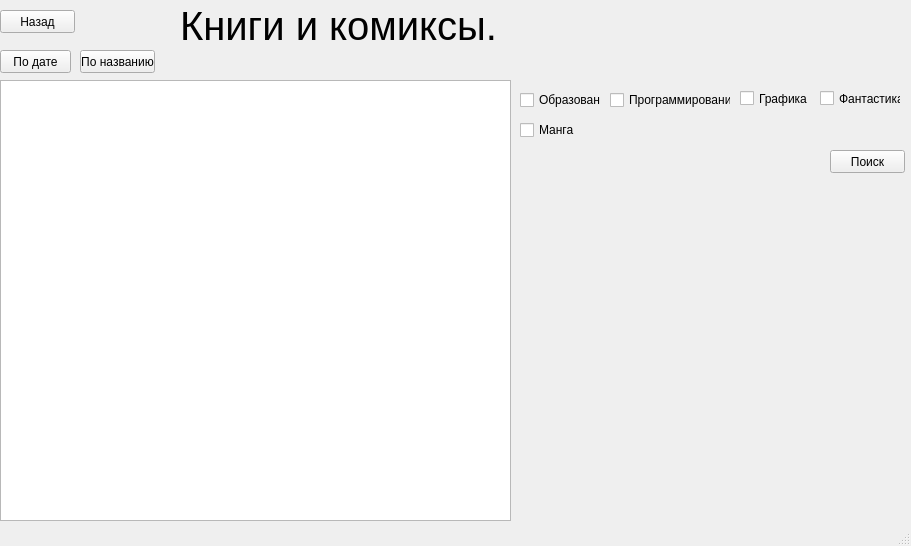
Old version of the form ui/books_comics.ui in the repository Zloiben/Application.
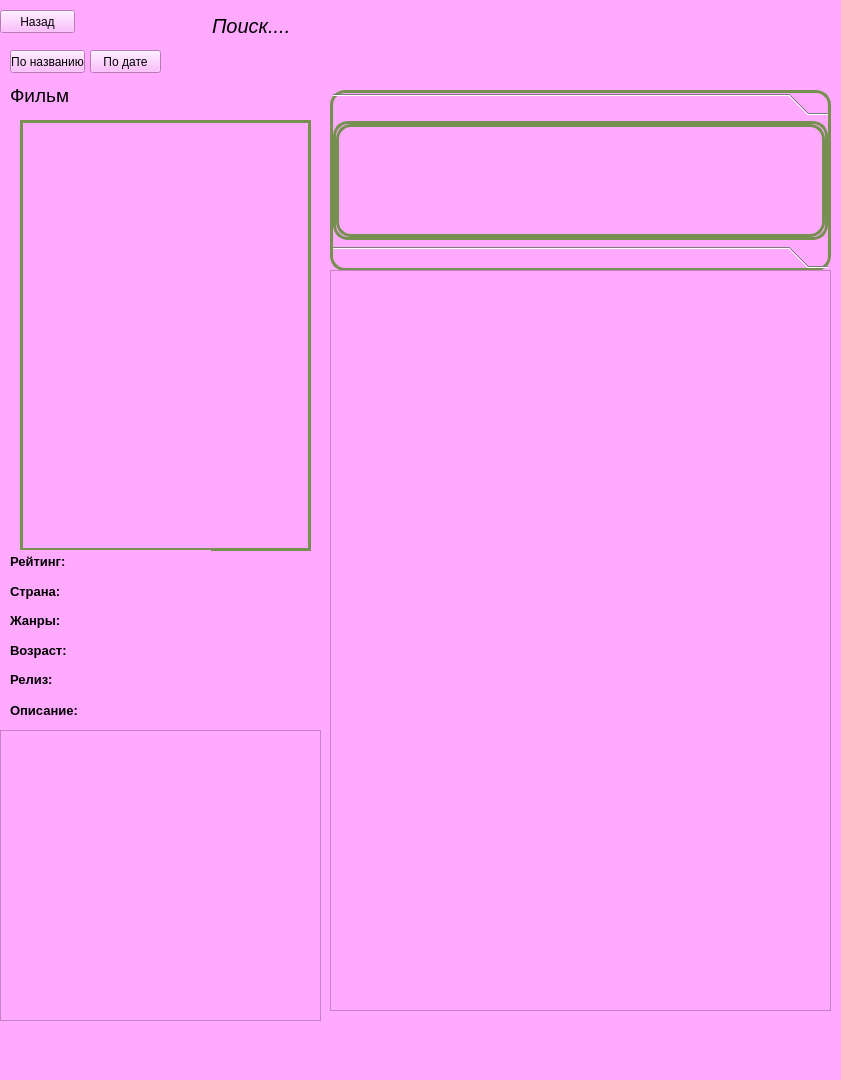
New version of the form.

The edit to the form file:
```diff
--- a/ui/books_comics.ui
+++ b/ui/books_comics.ui
@@ -9,52 +9,21 @@
    <rect>
     <x>0</x>
     <y>0</y>
-    <width>911</width>
-    <height>546</height>
+    <width>841</width>
+    <height>1080</height>
    </rect>
   </property>
   <property name="windowTitle">
    <string>MainWindow</string>
   </property>
+  <property name="styleSheet">
+   <string notr="true">background:rgb(255, 170, 255)</string>
+  </property>
   <widget class="QWidget" name="centralwidget">
-   <widget class="QLabel" name="label">
+   <widget class="QPushButton" name="btn_date_DESC">
     <property name="geometry">
      <rect>
-      <x>180</x>
-      <y>0</y>
-      <width>331</width>
-      <height>51</height>
-     </rect>
-    </property>
-    <property name="font">
-     <font>
-      <pointsize>30</pointsize>
-     </font>
-    </property>
-    <property name="text">
-     <string>Книги и комиксы.</string>
-    </property>
-   </widget>
-   <widget class="QPlainTextEdit" name="table_books">
-    <property name="enabled">
-     <bool>true</bool>
-    </property>
-    <property name="geometry">
-     <rect>
-      <x>0</x>
-      <y>80</y>
-      <width>511</width>
-      <height>441</height>
-     </rect>
-    </property>
-    <property name="readOnly">
-     <bool>true</bool>
-    </property>
-   </widget>
-   <widget class="QPushButton" name="btn_date_DESC_books">
-    <property name="geometry">
-     <rect>
-      <x>0</x>
+      <x>90</x>
       <y>50</y>
       <width>71</width>
       <height>23</height>
@@ -67,7 +36,7 @@
    <widget class="QPushButton" name="btn_name_DESC_books">
     <property name="geometry">
      <rect>
-      <x>80</x>
+      <x>10</x>
       <y>50</y>
       <width>75</width>
       <height>23</height>
@@ -90,82 +59,325 @@
      <string>Назад</string>
     </property>
    </widget>
-   <widget class="QCheckBox" name="checkBox">
+   <widget class="QWidget" name="widget" native="true">
     <property name="geometry">
      <rect>
-      <x>520</x>
-      <y>90</y>
-      <width>81</width>
-      <height>20</height>
+      <x>0</x>
+      <y>80</y>
+      <width>321</width>
+      <height>641</height>
      </rect>
     </property>
-    <property name="text">
-     <string>Образование</string>
-    </property>
+    <widget class="QLabel" name="image">
+     <property name="geometry">
+      <rect>
+       <x>20</x>
+       <y>40</y>
+       <width>291</width>
+       <height>431</height>
+      </rect>
+     </property>
+     <property name="styleSheet">
+      <string notr="true">border: 3px solid white;
+border-color: rgb(119, 143, 81);</string>
+     </property>
+     <property name="text">
+      <string/>
+     </property>
+    </widget>
+    <widget class="QLabel" name="description">
+     <property name="geometry">
+      <rect>
+       <x>10</x>
+       <y>620</y>
+       <width>71</width>
+       <height>20</height>
+      </rect>
+     </property>
+     <property name="font">
+      <font>
+       <pointsize>10</pointsize>
+       <weight>75</weight>
+       <bold>true</bold>
+      </font>
+     </property>
+     <property name="text">
+      <string>Описание:</string>
+     </property>
+    </widget>
+    <widget class="QWidget" name="verticalLayoutWidget_4">
+     <property name="geometry">
+      <rect>
+       <x>10</x>
+       <y>470</y>
+       <width>105</width>
+       <height>141</height>
+      </rect>
+     </property>
+     <layout class="QVBoxLayout" name="requests">
+      <item>
+       <widget class="QLabel" name="rating">
+        <property name="font">
+         <font>
+          <pointsize>10</pointsize>
+          <weight>75</weight>
+          <bold>true</bold>
+         </font>
+        </property>
+        <property name="text">
+         <string>Рейтинг: </string>
+        </property>
+       </widget>
+      </item>
+      <item>
+       <widget class="QLabel" name="nation">
+        <property name="font">
+         <font>
+          <pointsize>10</pointsize>
+          <weight>75</weight>
+          <bold>true</bold>
+         </font>
+        </property>
+        <property name="text">
+         <string>Страна:</string>
+        </property>
+       </widget>
+      </item>
+      <item>
+       <widget class="QLabel" name="style">
+        <property name="font">
+         <font>
+          <pointsize>10</pointsize>
+          <weight>75</weight>
+          <bold>true</bold>
+         </font>
+        </property>
+        <property name="text">
+         <string>Жанры:</string>
+        </property>
+       </widget>
+      </item>
+      <item>
+       <widget class="QLabel" name="age">
+        <property name="font">
+         <font>
+          <pointsize>10</pointsize>
+          <weight>75</weight>
+          <bold>true</bold>
+         </font>
+        </property>
+        <property name="text">
+         <string>Возраст:</string>
+        </property>
+       </widget>
+      </item>
+      <item>
+       <widget class="QLabel" name="date">
+        <property name="font">
+         <font>
+          <pointsize>10</pointsize>
+          <weight>75</weight>
+          <bold>true</bold>
+         </font>
+        </property>
+        <property name="text">
+         <string>Релиз: </string>
+        </property>
+       </widget>
+      </item>
+     </layout>
+    </widget>
+    <widget class="QWidget" name="verticalLayoutWidget_5">
+     <property name="geometry">
+      <rect>
+       <x>70</x>
+       <y>470</y>
+       <width>141</width>
+       <height>141</height>
+      </rect>
+     </property>
+     <layout class="QVBoxLayout" name="output">
+      <property name="rightMargin">
+       <number>9</number>
+      </property>
+      <item>
+       <widget class="QLabel" name="output_rating">
+        <property name="styleSheet">
+         <string notr="true"/>
+        </property>
+        <property name="text">
+         <string/>
+        </property>
+       </widget>
+      </item>
+      <item>
+       <widget class="QLabel" name="output_nation">
+        <property name="styleSheet">
+         <string notr="true"/>
+        </property>
+        <property name="text">
+         <string/>
+        </property>
+       </widget>
+      </item>
+      <item>
+       <widget class="QLabel" name="output_style">
+        <property name="styleSheet">
+         <string notr="true"/>
+        </property>
+        <property name="text">
+         <string/>
+        </property>
+       </widget>
+      </item>
+      <item>
+       <widget class="QLabel" name="output_age">
+        <property name="styleSheet">
+         <string notr="true"/>
+        </property>
+        <property name="text">
+         <string/>
+        </property>
+       </widget>
+      </item>
+      <item>
+       <widget class="QLabel" name="output_date">
+        <property name="styleSheet">
+         <string notr="true"/>
+        </property>
+        <property name="text">
+         <string/>
+        </property>
+       </widget>
+      </item>
+     </layout>
+    </widget>
+    <widget class="QLabel" name="name">
+     <property name="geometry">
+      <rect>
+       <x>10</x>
+       <y>0</y>
+       <width>281</width>
+       <height>31</height>
+      </rect>
+     </property>
+     <property name="font">
+      <font>
+       <pointsize>14</pointsize>
+      </font>
+     </property>
+     <property name="text">
+      <string>Фильм</string>
+     </property>
+    </widget>
    </widget>
-   <widget class="QCheckBox" name="checkBox_2">
+   <widget class="QPlainTextEdit" name="table_description">
     <property name="geometry">
      <rect>
-      <x>610</x>
-      <y>90</y>
-      <width>121</width>
-      <height>20</height>
+      <x>0</x>
+      <y>730</y>
+      <width>321</width>
+      <height>291</height>
      </rect>
     </property>
-    <property name="text">
-     <string>Программирование</string>
+    <property name="font">
+     <font>
+      <pointsize>8</pointsize>
+     </font>
     </property>
-   </widget>
-   <widget class="QCheckBox" name="checkBox_3">
-    <property name="geometry">
-     <rect>
-      <x>740</x>
-      <y>90</y>
-      <width>70</width>
-      <height>17</height>
-     </rect>
+    <property name="styleSheet">
+     <string notr="true"/>
     </property>
-    <property name="text">
-     <string>Графика</string>
+    <property name="readOnly">
+     <bool>true</bool>
     </property>
    </widget>
-   <widget class="QCheckBox" name="checkBox_4">
+   <widget class="QLineEdit" name="input_search">
     <property name="geometry">
      <rect>
-      <x>820</x>
-      <y>90</y>
-      <width>81</width>
-      <height>17</height>
+      <x>210</x>
+      <y>10</y>
+      <width>331</width>
+      <height>31</height>
      </rect>
     </property>
+    <property name="font">
+     <font>
+      <pointsize>15</pointsize>
+      <italic>true</italic>
+      <underline>false</underline>
+      <strikeout>false</strikeout>
+      <kerning>true</kerning>
+     </font>
+    </property>
+    <property name="contextMenuPolicy">
+     <enum>Qt::DefaultContextMenu</enum>
+    </property>
+    <property name="toolTipDuration">
+     <number>-1</number>
+    </property>
+    <property name="autoFillBackground">
+     <bool>false</bool>
+    </property>
+    <property name="styleSheet">
+     <string notr="true">border-radius: 10;</string>
+    </property>
     <property name="text">
-     <string>Фантастика</string>
+     <string>Поиск....</string>
     </property>
    </widget>
-   <widget class="QCheckBox" name="checkBox_5">
+   <widget class="QToolBox" name="categories">
     <property name="geometry">
      <rect>
-      <x>520</x>
-      <y>120</y>
-      <width>81</width>
-      <height>20</height>
+      <x>330</x>
+      <y>90</y>
+      <width>501</width>
+      <height>181</height>
      </rect>
     </property>
-    <property name="text">
-     <string>Манга</string>
+    <property name="styleSheet">
+     <string notr="true">
+border-radius: 15px; border: 3px solid white;
+border-color: rgb(119, 143, 81);</string>
     </property>
+    <widget class="QWidget" name="categoriesPage1">
+     <property name="geometry">
+      <rect>
+       <x>0</x>
+       <y>0</y>
+       <width>489</width>
+       <height>115</height>
+      </rect>
+     </property>
+     <attribute name="label">
+      <string/>
+     </attribute>
+    </widget>
+    <widget class="QWidget" name="categoriesPage2">
+     <property name="geometry">
+      <rect>
+       <x>0</x>
+       <y>0</y>
+       <width>489</width>
+       <height>115</height>
+      </rect>
+     </property>
+     <attribute name="label">
+      <string/>
+     </attribute>
+    </widget>
    </widget>
-   <widget class="QPushButton" name="pushButton">
+   <widget class="QListWidget" name="table_books">
     <property name="geometry">
      <rect>
-      <x>830</x>
-      <y>150</y>
-      <width>75</width>
-      <height>23</height>
+      <x>330</x>
+      <y>270</y>
+      <width>501</width>
+      <height>741</height>
      </rect>
     </property>
-    <property name="text">
-     <string>Поиск</string>
+    <property name="cursor" stdset="0">
+     <cursorShape>PointingHandCursor</cursorShape>
     </property>
    </widget>
   </widget>
```
Left out of the diff: 4 changed lines with no effect on the pictures.
